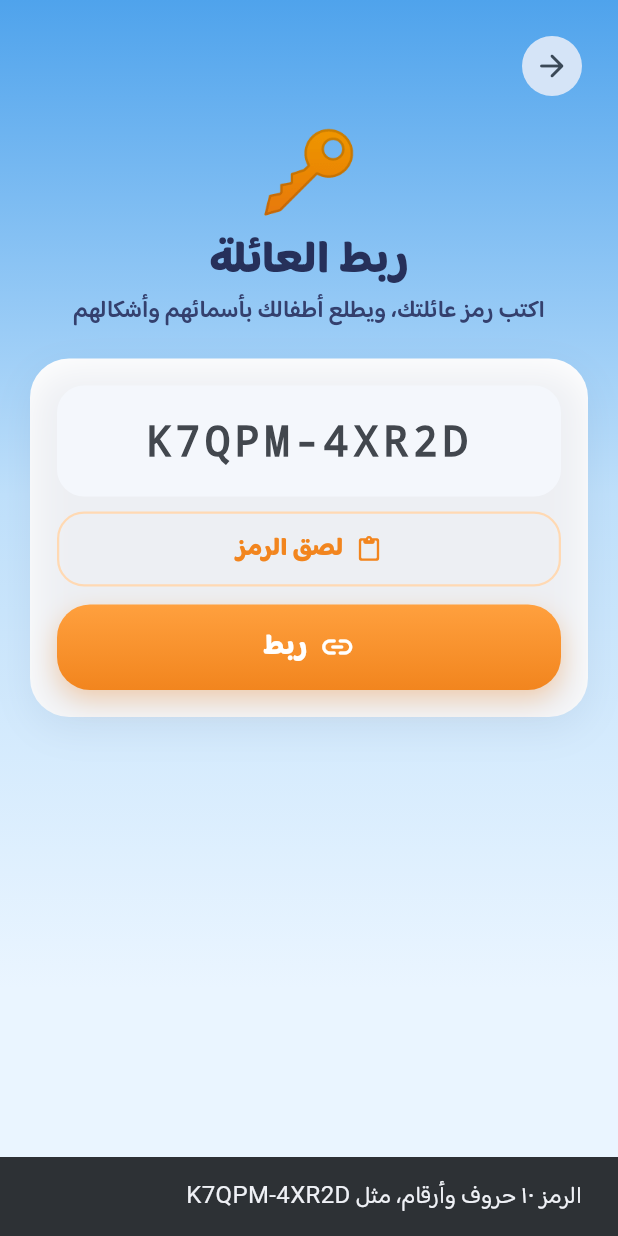
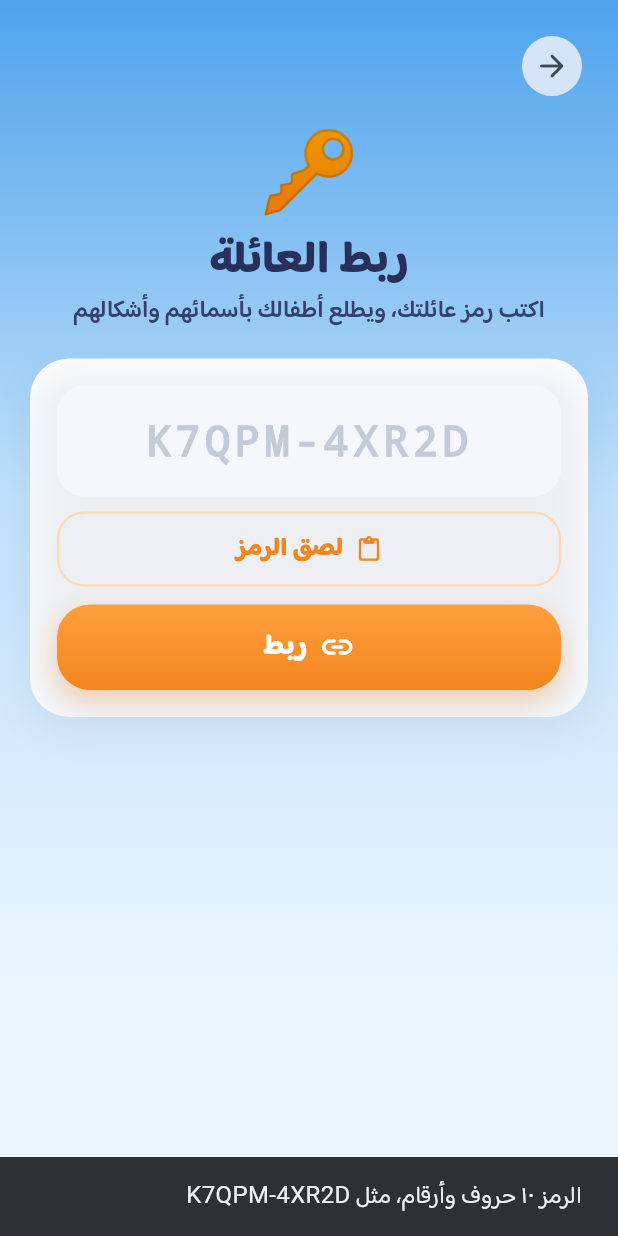
Before and after one commit to bsshfi/siraj, a Flutter app: the JoinScreen screen opened directly, after a tap on "ربط", on a phone screen of 412 x 824 dp. Run offline on Flutter 3.47's test engine with Material 3 defaults, Android fonts, the phone set to English and light mode, and no system bars; our stand-ins replace flutter_svg, flutter_tts, package_info_plus, shared_preferences, webview_flutter; missing offline and left inert: cryptography; accounts and stored records are empty.

Commit message:
Android: INTERNET permission for release, grey code hint, clearer link errors
Co-Authored-By: Claude Opus 5.5 <noreply@anthropic.com>
Claude-Session: https://claude.ai/code/session_01Bt8ZmkWRRNXuaqdCaC3z33

```diff
--- a/flutter/lib/family.dart
+++ b/flutter/lib/family.dart
@@ -85,7 +85,15 @@ class Family extends ChangeNotifier {
     final c = Sync.norm(input);
     if (c.isEmpty) return 'الرمز ١٠ حروف وأرقام، مثل K7QPM-4XR2D';
     try {
-      final r = await Sync.pullFamily(c);
+      final (Map<String, dynamic>, int)? r;
+      try {
+        r = await Sync.pullFamily(c);
+      } on FormatException {
+        return 'الرمز صحيح الشكل بس ما قدرنا نفتح بيانات العائلة';
+      } catch (e) {
+        if (e.toString().contains('SecretBox') || e.toString().contains('MAC')) return 'الرمز ما يطابق بيانات العائلة، تأكد منه';
+        return 'تعذّر الاتصال، تأكد من الإنترنت';
+      }
       if (r == null) return 'ما لقينا عائلة بهذا الرمز';
       code = c;
       fam = r.$1;
@@ -98,8 +106,8 @@ class Family extends ChangeNotifier {
       notifyListeners();
       syncNow();
       return null;
-    } catch (_) {
-      return 'تعذّر الربط، تأكد من الإنترنت';
+    } catch (e) {
+      return 'تعذّر الربط ($e)';
     }
   }
 
--- a/flutter/lib/screens/link.dart
+++ b/flutter/lib/screens/link.dart
@@ -87,6 +87,7 @@ class _JoinScreenState extends State<JoinScreen> {
                     style: const TextStyle(fontSize: 28, fontWeight: FontWeight.w700, letterSpacing: 3, fontFamily: 'monospace'),
                     decoration: InputDecoration(
                       hintText: 'K7QPM-4XR2D',
+                      hintStyle: const TextStyle(color: Color(0xFFC3CAD8), fontWeight: FontWeight.w600),
                       filled: true,
                       fillColor: const Color(0xFFF4F7FC),
                       border: OutlineInputBorder(borderRadius: BorderRadius.circular(18), borderSide: BorderSide.none),
```
Also changed, not shown: 1 other file.
